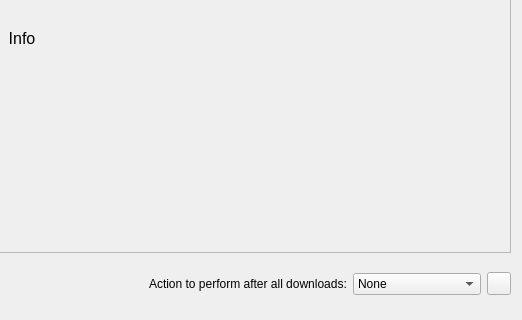
devhotteok/TwitchLink, file resources/ui/downloads.ui: the form before one commit; both pictures show x 478 to 1000 and y 280 to 600 of the 1000 by 600 pixel window.
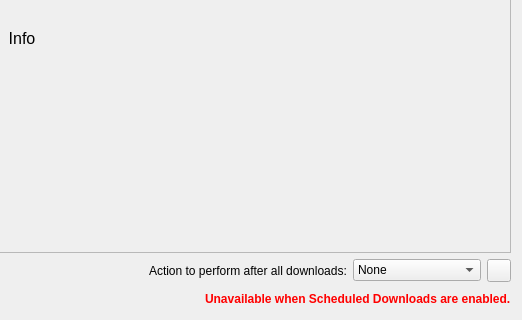
The form after the commit. Icons and pictures are not drawn.

Diff of the .ui file:
```diff
--- a/resources/ui/downloads.ui
+++ b/resources/ui/downloads.ui
@@ -458,7 +458,28 @@
           <verstretch>0</verstretch>
          </sizepolicy>
         </property>
-        <layout class="QHBoxLayout" name="downloadCompleteActionAreaLayout">
+        <layout class="QVBoxLayout" name="downloadCompleteActionAreaLayout">
+         <property name="leftMargin">
+          <number>0</number>
+         </property>
+         <property name="topMargin">
+          <number>0</number>
+         </property>
+         <property name="rightMargin">
+          <number>0</number>
+         </property>
+         <property name="bottomMargin">
+          <number>0</number>
+         </property>
+         <item alignment="Qt::AlignRight">
+          <widget class="QWidget" name="downloadCompleteActionControlArea" native="true">
+           <property name="sizePolicy">
+            <sizepolicy hsizetype="Fixed" vsizetype="Preferred">
+             <horstretch>0</horstretch>
+             <verstretch>0</verstretch>
+            </sizepolicy>
+           </property>
+           <layout class="QHBoxLayout" name="downloadCompleteActionControlAreaLayout">
          <property name="leftMargin">
           <number>0</number>
          </property>
@@ -505,6 +526,32 @@
            <property name="icon">
             <iconset>
              <normaloff>../icons/help.svg</normaloff>../icons/help.svg</iconset>
+              </property>
+             </widget>
+            </item>
+           </layout>
+          </widget>
+         </item>
+         <item alignment="Qt::AlignRight">
+          <widget class="QLabel" name="restrictedLabel">
+           <property name="sizePolicy">
+            <sizepolicy hsizetype="Fixed" vsizetype="Preferred">
+             <horstretch>0</horstretch>
+             <verstretch>0</verstretch>
+            </sizepolicy>
+           </property>
+           <property name="font">
+            <font>
+             <pointsize>9</pointsize>
+             <weight>75</weight>
+             <bold>true</bold>
+            </font>
+           </property>
+           <property name="styleSheet">
+            <string notr="true">color: rgb(255, 0, 0);</string>
+           </property>
+           <property name="text">
+            <string>Unavailable when Scheduled Downloads are enabled.</string>
            </property>
           </widget>
          </item>
```
Left out of the diff: 2 changed lines with no effect on the pictures. Lines whose indentation alone changed are shown as unchanged.
